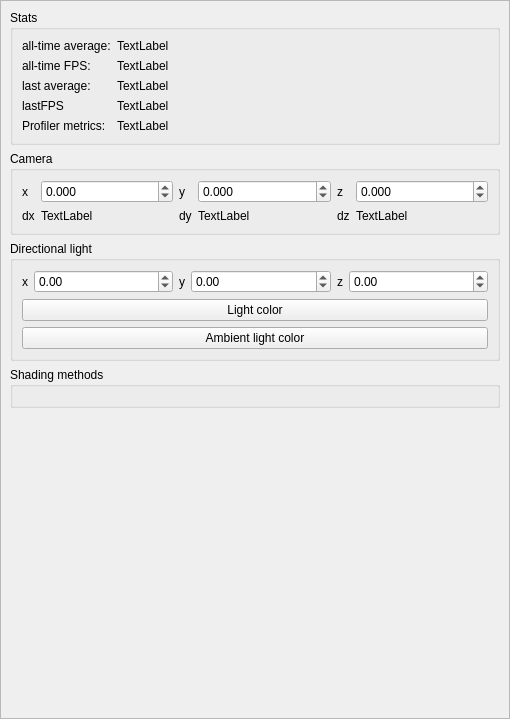
First picture: the form in Showcase/forms/Settings.ui, repository LMauricius/VitraeShowcase, before the edit.
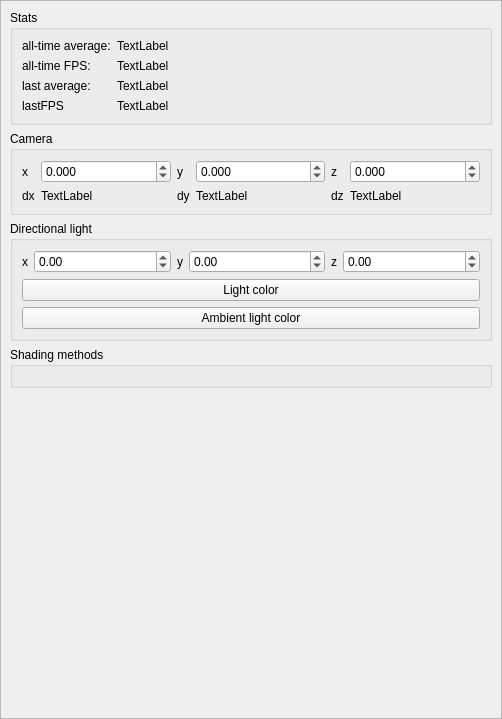
Second picture: the form after the edit.

Commit message: Separated the Profiler window from the rest

The edit to the form file:
```diff
--- a/Showcase/forms/Settings.ui
+++ b/Showcase/forms/Settings.ui
@@ -6,7 +6,7 @@
    <rect>
     <x>0</x>
     <y>0</y>
-    <width>510</width>
+    <width>502</width>
     <height>719</height>
    </rect>
   </property>
@@ -46,7 +46,7 @@
         <rect>
          <x>0</x>
          <y>0</y>
-         <width>510</width>
+         <width>502</width>
          <height>719</height>
         </rect>
        </property>
@@ -137,20 +137,6 @@
              </property>
             </widget>
            </item>
-           <item row="4" column="0">
-            <widget class="QLabel" name="label_14">
-             <property name="text">
-              <string>Profiler metrics:</string>
-             </property>
-            </widget>
-           </item>
-           <item row="4" column="1">
-            <widget class="QLabel" name="profilerMetrics">
-             <property name="text">
-              <string>TextLabel</string>
-             </property>
-            </widget>
-           </item>
           </layout>
          </widget>
         </item>
```
The commit also changes 5 other files.
